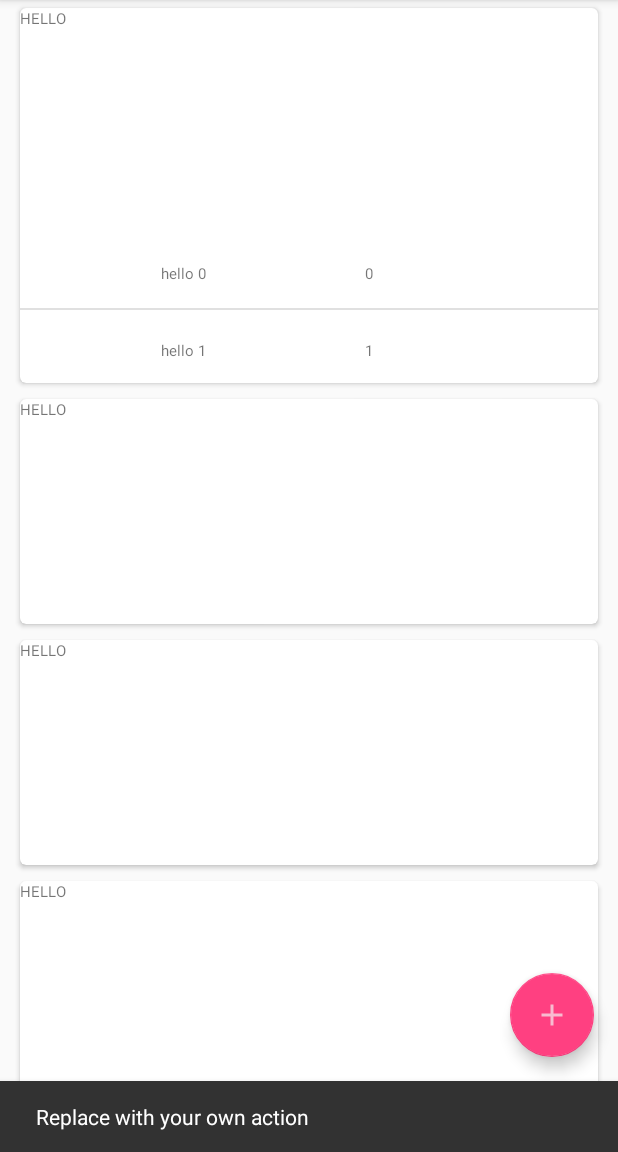
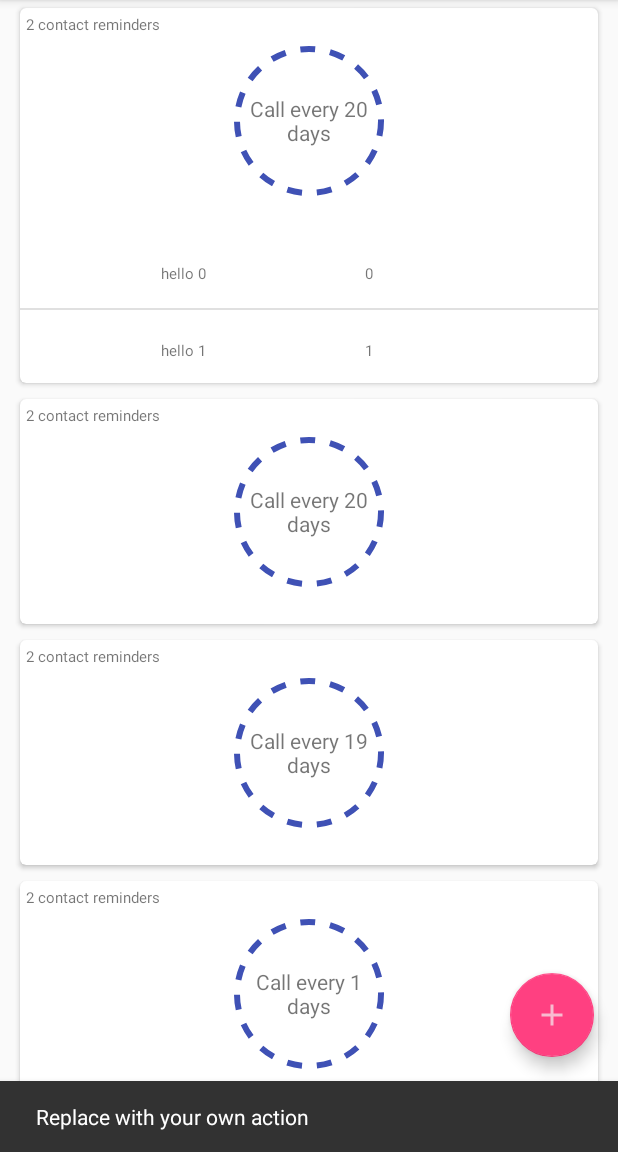
Before and after one commit to schott12521/CallYourMom, an Android app: the screen it shows after launch (MainActivity), after a tap on an icon or button, on a phone screen of 412 x 824 dp, the part 84-1236 px from its top. Run offline under Robolectric (Android 15) with nearby library versions, the phone set to English and light mode, and no system bars; 3 other taps on this screen came first.

Commit message:
Updated View + onContactItem Listener
The main view now has a circle and the items in each group now have a
listener.

```diff
--- a/CallYourMom/app/src/main/java/cmsc436/com/callyourmom/GroupsOfReminders.java
+++ b/CallYourMom/app/src/main/java/cmsc436/com/callyourmom/GroupsOfReminders.java
@@ -4,6 +4,15 @@ import java.util.List;
 
 public class GroupsOfReminders {
     List<CallReminder> remindersInGroup;
+    int frequencyInDays;
+
+    public int getFrequencyInDays() {
+        return frequencyInDays;
+    }
+
+    public void setFrequencyInDays(int frequencyInDays) {
+        this.frequencyInDays = frequencyInDays;
+    }
 
     public GroupsOfReminders(List<CallReminder> remindersInGroup) {
         this.remindersInGroup = remindersInGroup;
--- a/CallYourMom/app/src/main/java/cmsc436/com/callyourmom/GroupsReminderAdapter.java
+++ b/CallYourMom/app/src/main/java/cmsc436/com/callyourmom/GroupsReminderAdapter.java
@@ -10,8 +10,13 @@ import android.util.TypedValue;
 import android.view.LayoutInflater;
 import android.view.View;
 import android.view.ViewGroup;
+import android.widget.AdapterView;
 import android.widget.ListView;
 import android.widget.SimpleAdapter;
+import android.widget.TextView;
+import android.widget.Toast;
+
+import org.w3c.dom.Text;
 
 import java.util.ArrayList;
 import java.util.HashMap;
@@ -41,7 +46,8 @@ public class GroupsReminderAdapter extends RecyclerView.Adapter<GroupsReminderAd
 
     @Override
     public void onBindViewHolder(ViewHolder holder, int position) {
-        List<CallReminder> reminder = mGroups.get(position).getRemindersInGroup();
+        final GroupsOfReminders group = mGroups.get(position);
+        final List<CallReminder> reminder = group.getRemindersInGroup();
         List<HashMap<String, String>> temp = new ArrayList<>();
 
         int i = 0;
@@ -60,7 +66,18 @@ public class GroupsReminderAdapter extends RecyclerView.Adapter<GroupsReminderAd
         int[] to = {R.id.contact_name, R.id.contact_number};
         list.setAdapter(new SimpleAdapter(getContext(), temp, R.layout.contact_item, from, to));
 
+        holder.numContacts.setText(reminder.size() + " contact reminders");
+        holder.frequency.setText("Call every " + group.getFrequencyInDays() + " days");
+
         list.setVisibility(View.INVISIBLE);
+
+        // This is the on item click listener for contacts in the group
+        holder.list.setOnItemClickListener(new AdapterView.OnItemClickListener() {
+            @Override
+            public void onItemClick(AdapterView<?> adapterView, View view, int i, long l) {
+                Toast.makeText(getContext(), reminder.get(i).getContactName(), Toast.LENGTH_SHORT).show();
+            }
+        });
     }
 
     @Override
@@ -74,11 +91,15 @@ public class GroupsReminderAdapter extends RecyclerView.Adapter<GroupsReminderAd
 
     public static class ViewHolder extends RecyclerView.ViewHolder implements View.OnClickListener {
         public ListView list;
+        public TextView numContacts;
+        public TextView frequency;
 
         public ViewHolder(View itemView) {
             super(itemView);
 
             list = (ListView) itemView.findViewById(R.id.list);
+            numContacts = (TextView) itemView.findViewById(R.id.numContacts);
+            frequency = (TextView) itemView.findViewById(R.id.groupFrequency);
 
             itemView.setOnClickListener(this);
         }
--- a/CallYourMom/app/src/main/java/cmsc436/com/callyourmom/MainActivity.java
+++ b/CallYourMom/app/src/main/java/cmsc436/com/callyourmom/MainActivity.java
@@ -67,7 +67,9 @@ public class MainActivity extends AppCompatActivity {
         }
 
         for (int i = 0; i < rand.nextInt(5) + 3; i++) {
-            groups.add(new GroupsOfReminders(reminders));
+            GroupsOfReminders singleGroup = new GroupsOfReminders(reminders);
+            singleGroup.setFrequencyInDays(rand.nextInt(21) + 1);
+            groups.add(singleGroup);
         }
 
         GroupsReminderAdapter adapter = new GroupsReminderAdapter(this, groups);
@@ -115,7 +117,7 @@ public class MainActivity extends AppCompatActivity {
 
                     // permission denied, boo! Disable the
                     // functionality that depends on this permission.
-                    Toast.makeText(MainActivity.this, "Permission denied to read your Call Log", Toast.LENGTH_SHORT).show();
+                    Toast.makeText(MainActivity.this, "Permission denied to read your Call Log, we need this :(", Toast.LENGTH_SHORT).show();
                 }
                 return;
             }
--- /dev/null
+++ b/CallYourMom/app/src/main/res/drawable/circle.xml
@@ -0,0 +1,10 @@
+<?xml version="1.0" encoding="utf-8"?>
+<shape xmlns:android="http://schemas.android.com/apk/res/android"
+       android:shape="oval"
+        android:thickness="10dp">
+    <stroke
+        android:dashWidth="10dp"
+        android:dashGap="10dp"
+        android:width="4dp"
+        android:color="@color/colorPrimary" />
+</shape>
--- a/CallYourMom/app/src/main/res/layout/content_main.xml
+++ b/CallYourMom/app/src/main/res/layout/content_main.xml
@@ -17,6 +17,6 @@
         android:nestedScrollingEnabled="false"
         android:layout_width="match_parent"
         android:layout_height="match_parent"
-        android:paddingBottom="8dp"/>
+        />
 
 </RelativeLayout>
--- a/CallYourMom/app/src/main/res/layout/group_item.xml
+++ b/CallYourMom/app/src/main/res/layout/group_item.xml
@@ -14,14 +14,36 @@
         android:layout_height="match_parent">
 
         <TextView
-            android:id="@+id/test"
+            android:id="@+id/numContacts"
             android:layout_width="wrap_content"
             android:layout_height="150dp"
             android:textSize="10dp"
-            android:text="HELLO"/>
+            android:text=" contacts"
+            android:paddingLeft="4dp"
+            android:paddingTop="4dp"/>
+
+        <RelativeLayout android:layout_width="100dp"
+              android:layout_height="100dp"
+              android:background="@drawable/circle"
+              android:layout_centerHorizontal="true"
+              android:layout_centerInParent="false"
+              android:layout_centerVertical="false"
+              android:layout_marginTop="25dp">
+
+            <TextView
+                android:text="TextView"
+                android:layout_width="wrap_content"
+                android:layout_height="wrap_content"
+                android:layout_centerVertical="true"
+                android:layout_centerHorizontal="true"
+                android:id="@+id/groupFrequency"
+                android:maxWidth="90dp"
+                android:gravity="center"/>
+
+        </RelativeLayout>
 
         <ListView
-            android:layout_below="@id/test"
+            android:layout_below="@id/numContacts"
             android:layout_width="match_parent"
             android:layout_height="wrap_content"
             android:nestedScrollingEnabled="false"
```
